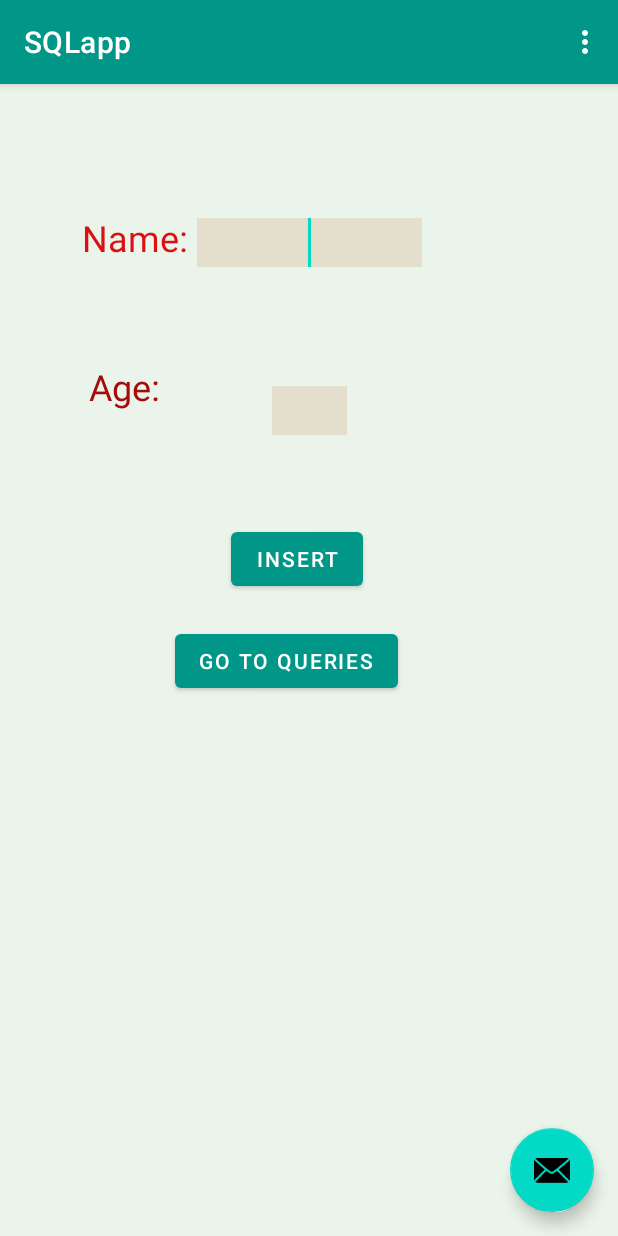
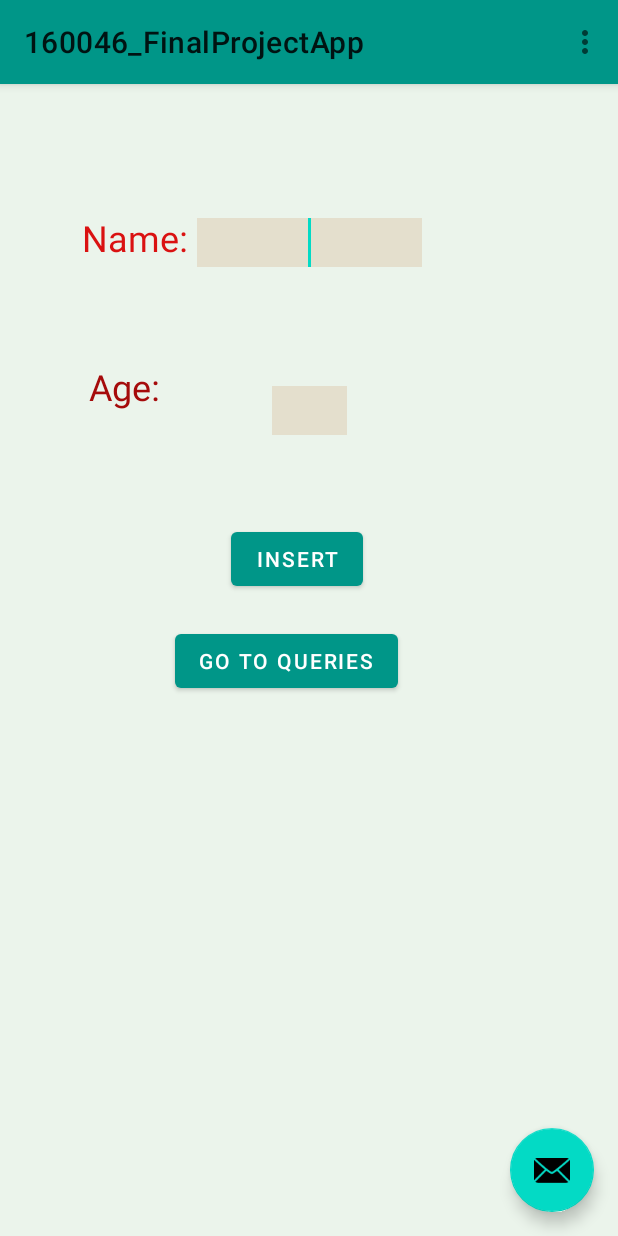
Before and after one commit to CrunchyBytes/Splatterpedia, an Android app: the screen it shows after launch (MainActivity), on a phone screen of 412 x 824 dp. Run offline under Robolectric (Android 15) with nearby library versions, the light colour scheme and no system bars.

Commit message:
Change project name from SQLapp to 160046_...

```diff
--- a/app/src/main/AndroidManifest.xml
+++ b/app/src/main/AndroidManifest.xml
@@ -8,11 +8,11 @@
         android:label="@string/app_name"
         android:roundIcon="@mipmap/ic_launcher_round"
         android:supportsRtl="true"
-        android:theme="@style/Theme.SQLapp">
+        android:theme="@style/Theme.160046_FinalProjectApp">
         <activity
             android:name=".MainActivity"
             android:label="@string/app_name"
-            android:theme="@style/Theme.SQLapp.NoActionBar">
+            android:theme="@style/Theme.160046_FinalProjectApp.NoActionBar">
             <intent-filter>
                 <action android:name="android.intent.action.MAIN" />
 
--- a/app/src/main/res/values/strings.xml
+++ b/app/src/main/res/values/strings.xml
@@ -1,5 +1,5 @@
 <resources>
-    <string name="app_name">SQLapp</string>
+    <string name="app_name">160046_FinalProjectApp</string>
     <string name="action_settings">Settings</string>
     <!-- Strings used for fragments for navigation -->
     <string name="first_fragment_label">First Fragment</string>
--- a/app/src/main/res/values/themes.xml
+++ b/app/src/main/res/values/themes.xml
@@ -1,6 +1,6 @@
 <resources xmlns:tools="http://schemas.android.com/tools">
     <!-- Base application theme. -->
-    <style name="Theme.SQLapp" parent="Theme.MaterialComponents.DayNight.DarkActionBar">
+    <style name="Theme.160046_FinalProjectApp" parent="Theme.MaterialComponents.DayNight.DarkActionBar">
         <!-- Primary brand color. -->
         <item name="colorPrimary">@color/purple_500</item>
         <item name="colorPrimaryVariant">@color/purple_700</item>
@@ -14,12 +14,12 @@
         <!-- Customize your theme here. -->
     </style>
 
-    <style name="Theme.SQLapp.NoActionBar">
+    <style name="Theme.160046_FinalProjectApp.NoActionBar">
         <item name="windowActionBar">false</item>
         <item name="windowNoTitle">true</item>
     </style>
 
-    <style name="Theme.SQLapp.AppBarOverlay" parent="ThemeOverlay.AppCompat.Dark.ActionBar" />
+    <style name="Theme.160046_FinalProjectApp.AppBarOverlay" parent="ThemeOverlay.AppCompat.Dark.ActionBar" />
 
-    <style name="Theme.SQLapp.PopupOverlay" parent="ThemeOverlay.AppCompat.Light" />
+    <style name="Theme.160046_FinalProjectApp.PopupOverlay" parent="ThemeOverlay.AppCompat.Light" />
 </resources>
--- a/settings.gradle
+++ b/settings.gradle
@@ -1,2 +1,2 @@
 include ':app'
-rootProject.name = "SQLapp"
+rootProject.name = "160046_FinalProjectApp"
```
